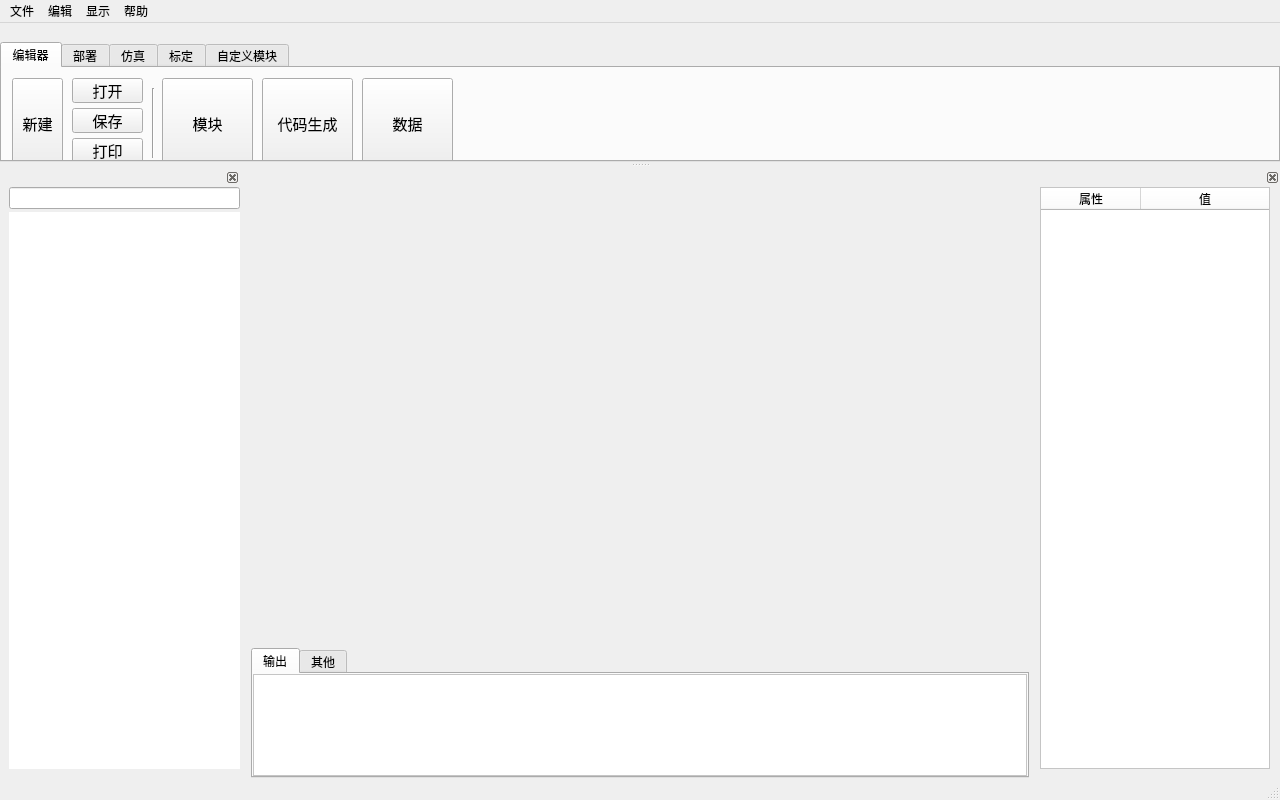
The window that dialogs/mainwindow.ui (L-Net-1992/ADAS_AD_Developer) describes before a commit, drawn with Qt 5.
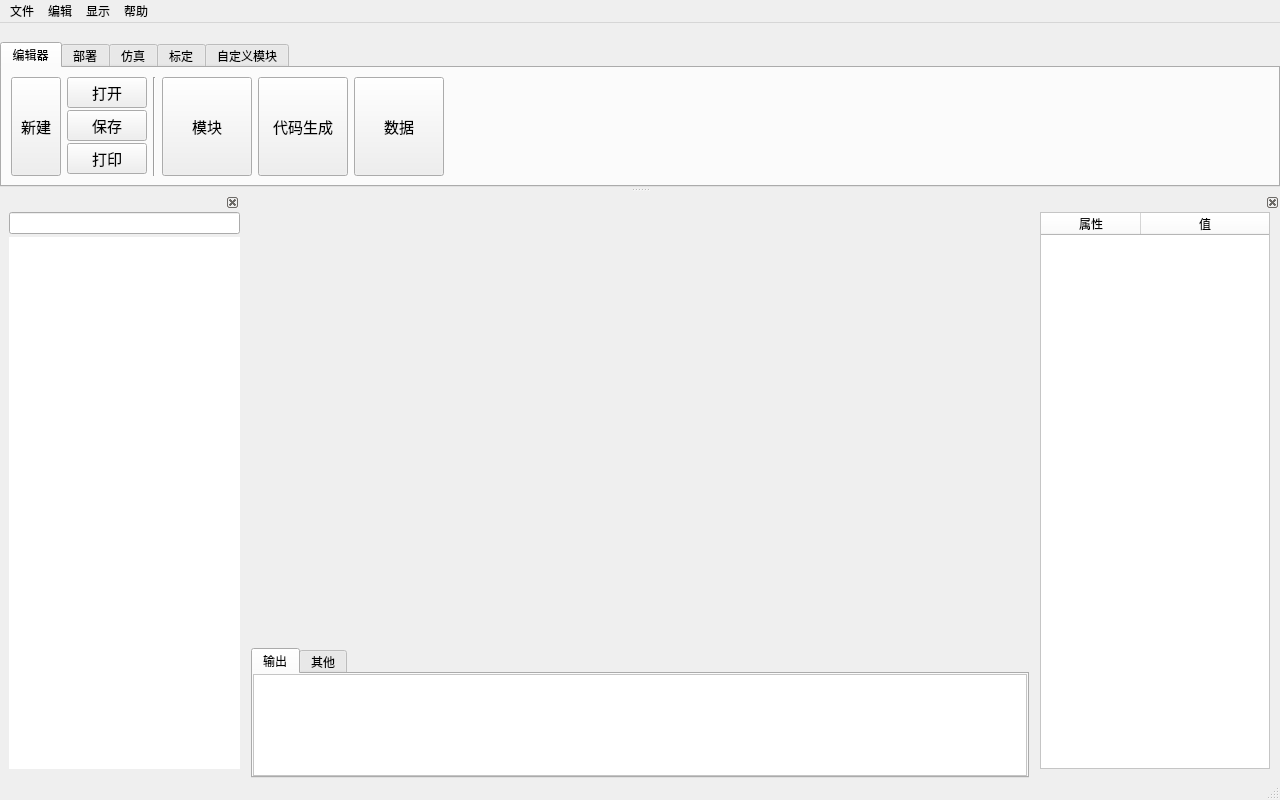
The same window after the commit. Icons and pictures are not drawn. Custom widgets are drawn as their Qt base class.

Commit message: tab使用自动布局方式

The edit to the form file:
```diff
--- a/dialogs/mainwindow.ui
+++ b/dialogs/mainwindow.ui
@@ -543,7 +543,7 @@
   <widget class="QDockWidget" name="dw_toolbar">
    <property name="minimumSize">
     <size>
-     <width>572</width>
+     <width>1280</width>
      <height>139</height>
     </size>
    </property>
@@ -617,15 +617,67 @@
         <attribute name="title">
          <string>编辑器</string>
         </attribute>
+        <layout class="QHBoxLayout" name="horizontalLayout_7">
+         <item>
+          <widget class="QToolButton" name="tb_new">
+           <property name="sizePolicy">
+            <sizepolicy hsizetype="Fixed" vsizetype="Preferred">
+             <horstretch>0</horstretch>
+             <verstretch>0</verstretch>
+            </sizepolicy>
+           </property>
+           <property name="minimumSize">
+            <size>
+             <width>50</width>
+             <height>0</height>
+            </size>
+           </property>
+           <property name="font">
+            <font>
+             <pointsize>11</pointsize>
+            </font>
+           </property>
+           <property name="focusPolicy">
+            <enum>Qt::NoFocus</enum>
+           </property>
+           <property name="text">
+            <string>新建</string>
+           </property>
+           <property name="icon">
+            <iconset resource="../image.qrc">
+             <normaloff>:/res/New_24.png</normaloff>:/res/New_24.png</iconset>
+           </property>
+           <property name="iconSize">
+            <size>
+             <width>24</width>
+             <height>24</height>
+            </size>
+           </property>
+           <property name="toolButtonStyle">
+            <enum>Qt::ToolButtonTextUnderIcon</enum>
+           </property>
+          </widget>
+         </item>
+         <item>
+          <widget class="QWidget" name="widget_2" native="true">
+           <layout class="QVBoxLayout" name="verticalLayout_5">
+            <property name="spacing">
+             <number>2</number>
+            </property>
+            <property name="leftMargin">
+             <number>0</number>
+            </property>
+            <property name="topMargin">
+             <number>0</number>
+            </property>
+            <property name="rightMargin">
+             <number>0</number>
+            </property>
+            <property name="bottomMargin">
+             <number>0</number>
+            </property>
+            <item>
         <widget class="QPushButton" name="pb_open">
-         <property name="geometry">
-          <rect>
-           <x>70</x>
-           <y>10</y>
-           <width>71</width>
-           <height>25</height>
-          </rect>
-         </property>
          <property name="font">
           <font/>
          </property>
@@ -637,15 +689,9 @@
            <normaloff>:/res/Open.png</normaloff>:/res/Open.png</iconset>
          </property>
         </widget>
+            </item>
+            <item>
         <widget class="QPushButton" name="pb_save">
-         <property name="geometry">
-          <rect>
-           <x>70</x>
-           <y>40</y>
-           <width>71</width>
-           <height>25</height>
-          </rect>
-         </property>
          <property name="font">
           <font/>
          </property>
@@ -657,15 +703,9 @@
            <normaloff>:/res/Save.png</normaloff>:/res/Save.png</iconset>
          </property>
         </widget>
+            </item>
+            <item>
         <widget class="QPushButton" name="pb_print">
-         <property name="geometry">
-          <rect>
-           <x>70</x>
-           <y>70</y>
-           <width>71</width>
-           <height>25</height>
-          </rect>
-         </property>
          <property name="font">
           <font/>
          </property>
@@ -677,18 +717,15 @@
            <normaloff>:/res/Print.png</normaloff>:/res/Print.png</iconset>
          </property>
         </widget>
+            </item>
+           </layout>
+          </widget>
+         </item>
+         <item>
         <widget class="Line" name="line">
          <property name="enabled">
           <bool>true</bool>
          </property>
-         <property name="geometry">
-          <rect>
-           <x>150</x>
-           <y>20</y>
-           <width>3</width>
-           <height>70</height>
-          </rect>
-         </property>
          <property name="font">
           <font/>
          </property>
@@ -696,82 +733,20 @@
           <enum>Qt::Vertical</enum>
          </property>
         </widget>
-        <widget class="QToolButton" name="pb_dataInspector">
-         <property name="geometry">
-          <rect>
-           <x>360</x>
-           <y>10</y>
-           <width>91</width>
-           <height>91</height>
-          </rect>
-         </property>
-         <property name="font">
-          <font>
-           <pointsize>11</pointsize>
-          </font>
-         </property>
-         <property name="focusPolicy">
-          <enum>Qt::NoFocus</enum>
-         </property>
-         <property name="text">
-          <string>数据</string>
-         </property>
-         <property name="icon">
-          <iconset resource="../image.qrc">
-           <normaloff>:/res/DataInspector.png</normaloff>:/res/DataInspector.png</iconset>
-         </property>
-         <property name="iconSize">
-          <size>
-           <width>24</width>
-           <height>24</height>
-          </size>
-         </property>
-         <property name="toolButtonStyle">
-          <enum>Qt::ToolButtonTextUnderIcon</enum>
-         </property>
-        </widget>
-        <widget class="QToolButton" name="pb_script_generator">
-         <property name="geometry">
-          <rect>
-           <x>260</x>
-           <y>10</y>
-           <width>91</width>
-           <height>91</height>
-          </rect>
-         </property>
-         <property name="font">
-          <font>
-           <pointsize>11</pointsize>
-          </font>
-         </property>
-         <property name="focusPolicy">
-          <enum>Qt::NoFocus</enum>
-         </property>
-         <property name="text">
-          <string>代码生成</string>
-         </property>
-         <property name="icon">
-          <iconset resource="../image.qrc">
-           <normaloff>:/res/code-generator.png</normaloff>:/res/code-generator.png</iconset>
-         </property>
-         <property name="iconSize">
-          <size>
-           <width>24</width>
-           <height>24</height>
-          </size>
-         </property>
-         <property name="toolButtonStyle">
-          <enum>Qt::ToolButtonTextUnderIcon</enum>
-         </property>
-        </widget>
+         </item>
+         <item>
         <widget class="QToolButton" name="pb_library_browser">
-         <property name="geometry">
-          <rect>
-           <x>160</x>
-           <y>10</y>
-           <width>91</width>
-           <height>91</height>
-          </rect>
+           <property name="sizePolicy">
+            <sizepolicy hsizetype="Fixed" vsizetype="Preferred">
+             <horstretch>0</horstretch>
+             <verstretch>0</verstretch>
+            </sizepolicy>
+           </property>
+           <property name="minimumSize">
+            <size>
+             <width>90</width>
+             <height>0</height>
+            </size>
          </property>
          <property name="font">
           <font>
@@ -798,15 +773,21 @@
           <enum>Qt::ToolButtonTextUnderIcon</enum>
          </property>
         </widget>
-        <widget class="QToolButton" name="tb_new">
-         <property name="geometry">
-          <rect>
-           <x>10</x>
-           <y>10</y>
-           <width>51</width>
-           <height>91</height>
-          </rect>
-         </property>
+         </item>
+         <item>
+          <widget class="QToolButton" name="pb_script_generator">
+           <property name="sizePolicy">
+            <sizepolicy hsizetype="Fixed" vsizetype="Preferred">
+             <horstretch>0</horstretch>
+             <verstretch>0</verstretch>
+            </sizepolicy>
+           </property>
+           <property name="minimumSize">
+            <size>
+             <width>90</width>
+             <height>0</height>
+            </size>
+           </property>
          <property name="font">
           <font>
            <pointsize>11</pointsize>
@@ -816,7 +797,7 @@
           <enum>Qt::NoFocus</enum>
          </property>
          <property name="text">
-          <string>新建</string>
+            <string>代码生成</string>
          </property>
          <property name="icon">
           <iconset resource="../image.qrc">
@@ -832,6 +813,61 @@
           <enum>Qt::ToolButtonTextUnderIcon</enum>
          </property>
         </widget>
+         </item>
+         <item>
+          <widget class="QToolButton" name="pb_dataInspector">
+           <property name="sizePolicy">
+            <sizepolicy hsizetype="Fixed" vsizetype="Preferred">
+             <horstretch>0</horstretch>
+             <verstretch>0</verstretch>
+            </sizepolicy>
+           </property>
+           <property name="minimumSize">
+            <size>
+             <width>90</width>
+             <height>0</height>
+            </size>
+           </property>
+           <property name="font">
+            <font>
+             <pointsize>11</pointsize>
+            </font>
+           </property>
+           <property name="focusPolicy">
+            <enum>Qt::NoFocus</enum>
+           </property>
+           <property name="text">
+            <string>数据</string>
+           </property>
+           <property name="icon">
+            <iconset resource="../image.qrc">
+             <normaloff>:/res/DataInspector.png</normaloff>:/res/DataInspector.png</iconset>
+           </property>
+           <property name="iconSize">
+            <size>
+             <width>24</width>
+             <height>24</height>
+            </size>
+           </property>
+           <property name="toolButtonStyle">
+            <enum>Qt::ToolButtonTextUnderIcon</enum>
+           </property>
+          </widget>
+         </item>
+         <item>
+          <spacer name="horizontalSpacer_5">
+           <property name="orientation">
+            <enum>Qt::Horizontal</enum>
+           </property>
+           <property name="sizeHint" stdset="0">
+            <size>
+             <width>40</width>
+             <height>20</height>
+            </size>
+           </property>
+          </spacer>
+         </item>
+        </layout>
        </widget>
        <widget class="QWidget" name="tab_2">
         <property name="font">
```
Left out of the diff: 675 changed lines with no effect on the pictures. Lines whose indentation alone changed are shown as unchanged.
